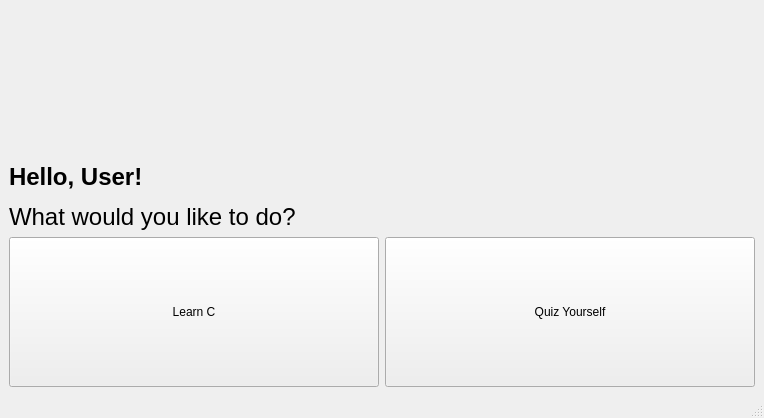
Qt form mainwindow.ui (AngeloManlangit/21-Programming) before a commit.
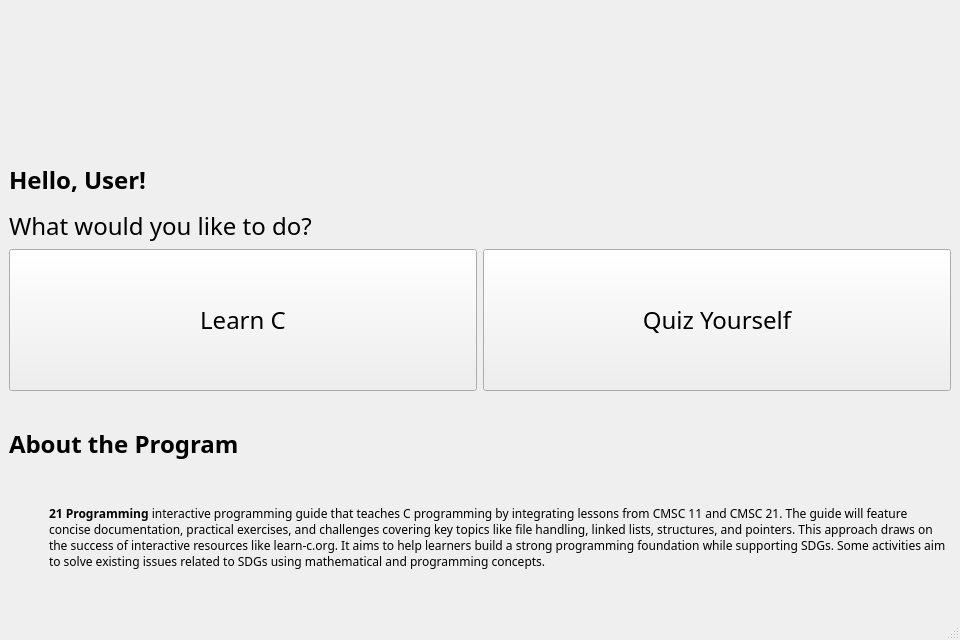
The same form after that commit. Icons and pictures are not drawn.

Diff of the .ui file:
```diff
--- a/mainwindow.ui
+++ b/mainwindow.ui
@@ -6,8 +6,8 @@
    <rect>
     <x>0</x>
     <y>0</y>
-    <width>764</width>
-    <height>418</height>
+    <width>960</width>
+    <height>640</height>
    </rect>
   </property>
   <property name="sizePolicy">
@@ -23,6 +23,9 @@
    <layout class="QVBoxLayout" name="verticalLayout">
     <item>
      <layout class="QHBoxLayout" name="horizontalLayout_2">
+      <property name="spacing">
+       <number>0</number>
+      </property>
       <item>
        <widget class="QLabel" name="Banner">
         <property name="sizePolicy">
@@ -83,6 +86,11 @@
         <verstretch>0</verstretch>
        </sizepolicy>
       </property>
+      <property name="font">
+       <font>
+        <family>Prompt</family>
+       </font>
+      </property>
       <property name="text">
        <string>&lt;html&gt;&lt;head/&gt;&lt;body&gt;&lt;p&gt;&lt;span style=&quot; font-size:18pt; font-weight:700;&quot;&gt;Hello, User!&lt;/span&gt;&lt;/p&gt;&lt;p&gt;&lt;span style=&quot; font-size:18pt;&quot;&gt;What would you like to do?&lt;/span&gt;&lt;/p&gt;&lt;/body&gt;&lt;/html&gt;</string>
       </property>
@@ -101,6 +109,13 @@
           <verstretch>0</verstretch>
          </sizepolicy>
         </property>
+        <property name="font">
+         <font>
+          <family>Prompt</family>
+          <pointsize>18</pointsize>
+          <fontweight>DemiBold</fontweight>
+         </font>
+        </property>
         <property name="text">
          <string>Learn C</string>
         </property>
@@ -114,6 +129,13 @@
           <verstretch>0</verstretch>
          </sizepolicy>
         </property>
+        <property name="font">
+         <font>
+          <family>Prompt</family>
+          <pointsize>18</pointsize>
+          <fontweight>DemiBold</fontweight>
+         </font>
+        </property>
         <property name="text">
          <string>Quiz Yourself</string>
         </property>
@@ -121,6 +143,70 @@
       </item>
      </layout>
     </item>
+    <item>
+     <spacer name="verticalSpacer_2">
+      <property name="orientation">
+       <enum>Qt::Orientation::Vertical</enum>
+      </property>
+      <property name="sizeType">
+       <enum>QSizePolicy::Policy::Fixed</enum>
+      </property>
+      <property name="sizeHint" stdset="0">
+       <size>
+        <width>20</width>
+        <height>30</height>
+       </size>
+      </property>
+     </spacer>
+    </item>
+    <item>
+     <widget class="QLabel" name="label">
+      <property name="sizePolicy">
+       <sizepolicy hsizetype="Minimum" vsizetype="Maximum">
+        <horstretch>0</horstretch>
+        <verstretch>0</verstretch>
+       </sizepolicy>
+      </property>
+      <property name="font">
+       <font>
+        <family>Prompt</family>
+       </font>
+      </property>
+      <property name="text">
+       <string>&lt;h1&gt;About the Program&lt;/h1&gt;</string>
+      </property>
+     </widget>
+    </item>
+    <item>
+     <widget class="QLabel" name="label_2">
+      <property name="sizePolicy">
+       <sizepolicy hsizetype="Minimum" vsizetype="Maximum">
+        <horstretch>0</horstretch>
+        <verstretch>0</verstretch>
+       </sizepolicy>
+      </property>
+      <property name="font">
+       <font>
+        <family>Prompt</family>
+       </font>
+      </property>
+      <property name="text">
+       <string>&lt;html&gt;&lt;head/&gt;&lt;body&gt;&lt;p&gt;&lt;span style=&quot; font-weight:700;&quot;&gt;	21 Programming&lt;/span&gt; interactive programming guide that teaches C programming by integrating lessons from CMSC 11 and CMSC 21. The guide will feature concise documentation, practical exercises, and challenges covering key topics like file handling, linked lists, structures, and pointers. This approach draws on the success of interactive resources like learn‑c.org. It aims to help learners build a strong programming foundation while supporting SDGs. Some activities aim to solve existing issues related to SDGs using mathematical and programming concepts.&lt;/p&gt;&lt;/body&gt;&lt;/html&gt;</string>
+      </property>
+      <property name="alignment">
+       <set>Qt::AlignmentFlag::AlignLeading|Qt::AlignmentFlag::AlignLeft|Qt::AlignmentFlag::AlignVCenter</set>
+      </property>
+      <property name="wordWrap">
+       <bool>true</bool>
+      </property>
+      <property name="margin">
+       <number>4</number>
+      </property>
+      <property name="indent">
+       <number>40</number>
+      </property>
+     </widget>
+    </item>
    </layout>
   </widget>
   <widget class="QStatusBar" name="statusbar"/>
```
